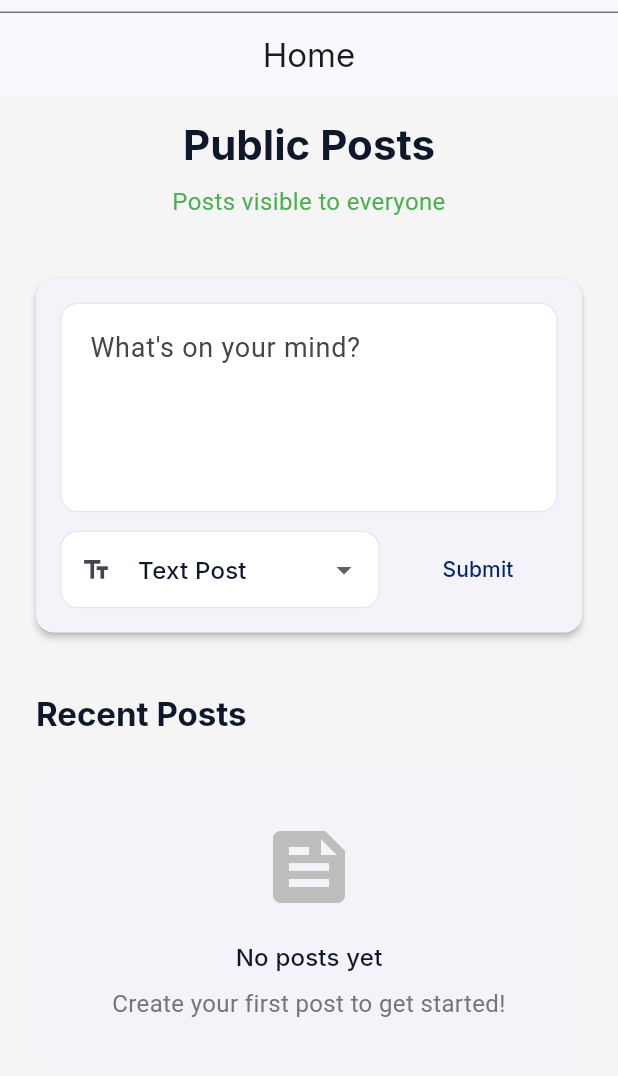
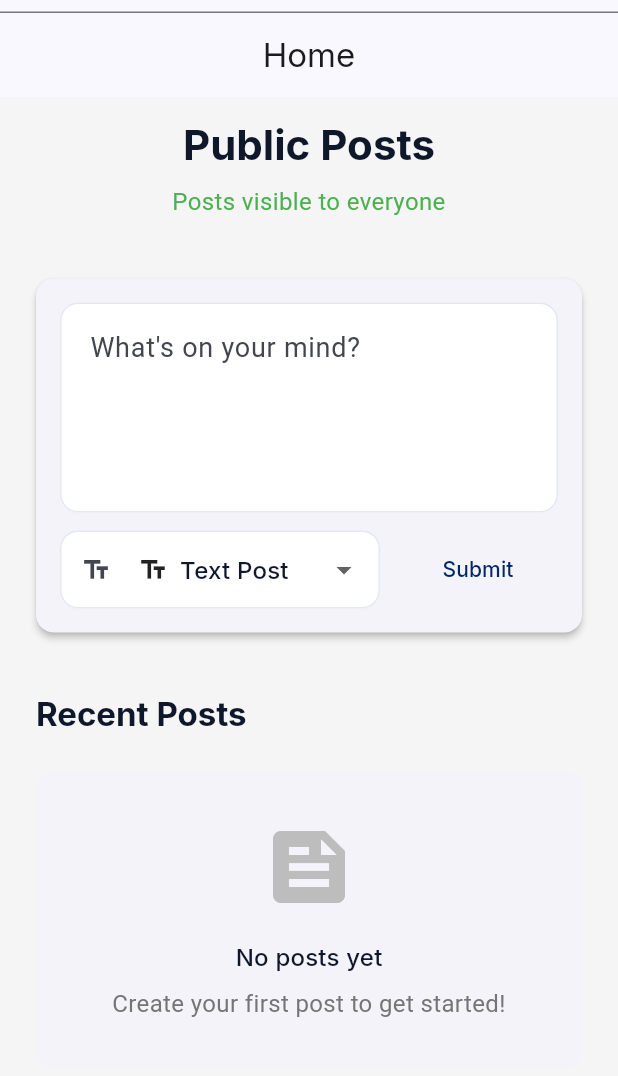
Before and after one commit to Gricon/civicchatter, a Flutter app: the HomeScreen screen opened by its route, on a phone screen of 412 x 824 dp, the part 128-1204 px from its top. Run offline on Flutter 3.47's test engine with Material 3 defaults, Android fonts, the phone set to English and light mode, and no system bars; our stand-ins replace cached_network_image, go_router, google_fonts, image_picker, shared_preferences, supabase_flutter; accounts and stored records are empty; network calls fail.

Commit message:
Add icons to dropdown menu items

```diff
--- a/flutter_app/lib/screens/home/home_screen.dart
+++ b/flutter_app/lib/screens/home/home_screen.dart
@@ -162,30 +162,66 @@ class _HomeScreenState extends State<HomeScreen> {
                                 size: 20,
                               ),
                             ),
-                            items: const [
+                            items: [
                               DropdownMenuItem(
                                 value: 'Text Post',
-                                child: Text('Text Post'),
+                                child: Row(
+                                  children: const [
+                                    Icon(Icons.text_fields, size: 20),
+                                    SizedBox(width: 8),
+                                    Text('Text Post'),
+                                  ],
+                                ),
                               ),
                               DropdownMenuItem(
                                 value: 'Video',
-                                child: Text('Video'),
+                                child: Row(
+                                  children: const [
+                                    Icon(Icons.video_library, size: 20),
+                                    SizedBox(width: 8),
+                                    Text('Video'),
+                                  ],
+                                ),
                               ),
                               DropdownMenuItem(
                                 value: 'Livestream',
-                                child: Text('Livestream'),
+                                child: Row(
+                                  children: const [
+                                    Icon(Icons.videocam, size: 20),
+                                    SizedBox(width: 8),
+                                    Text('Livestream'),
+                                  ],
+                                ),
                               ),
                               DropdownMenuItem(
                                 value: 'Photo',
-                                child: Text('Photo'),
+                                child: Row(
+                                  children: const [
+                                    Icon(Icons.photo_library, size: 20),
+                                    SizedBox(width: 8),
+                                    Text('Photo'),
+                                  ],
+                                ),
                               ),
                               DropdownMenuItem(
                                 value: 'File',
-                                child: Text('File'),
+                                child: Row(
+                                  children: const [
+                                    Icon(Icons.insert_drive_file, size: 20),
+                                    SizedBox(width: 8),
+                                    Text('File'),
+                                  ],
+                                ),
                               ),
                               DropdownMenuItem(
                                 value: 'Document',
-                                child: Text('Document'),
+                                child: Row(
+                                  children: const [
+                                    Icon(Icons.description, size: 20),
+                                    SizedBox(width: 8),
+                                    Text('Document'),
+                                  ],
+                                ),
                               ),
                             ],
                             onChanged: (value) {
```
Also changed, not shown: 3 other files.
